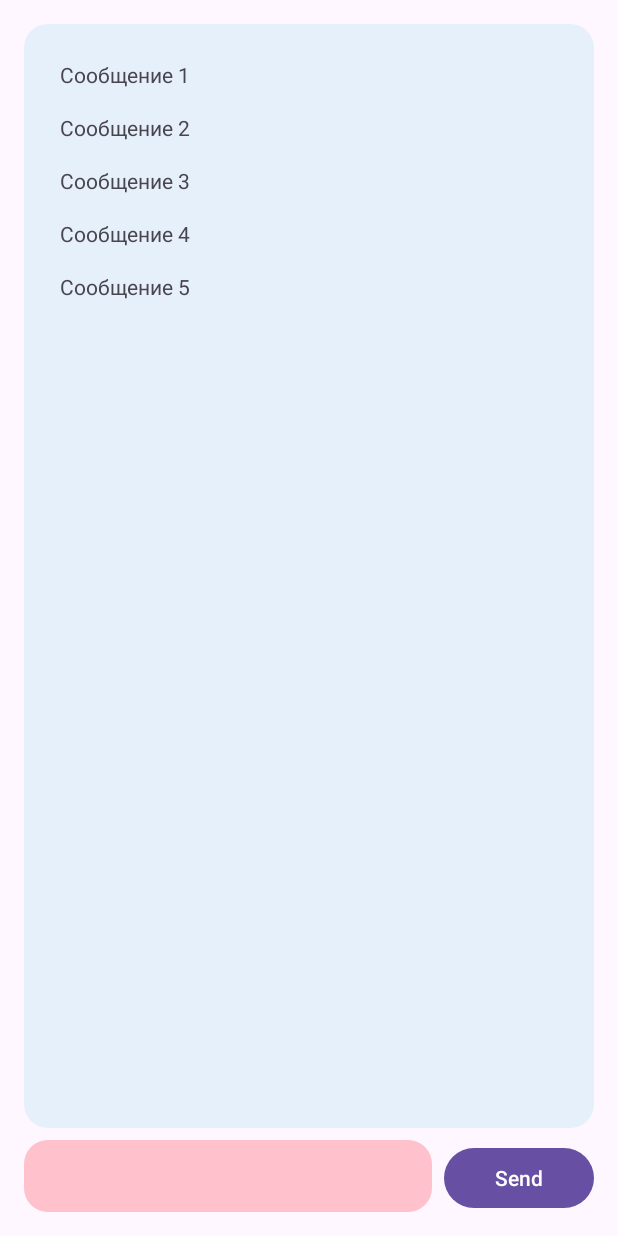
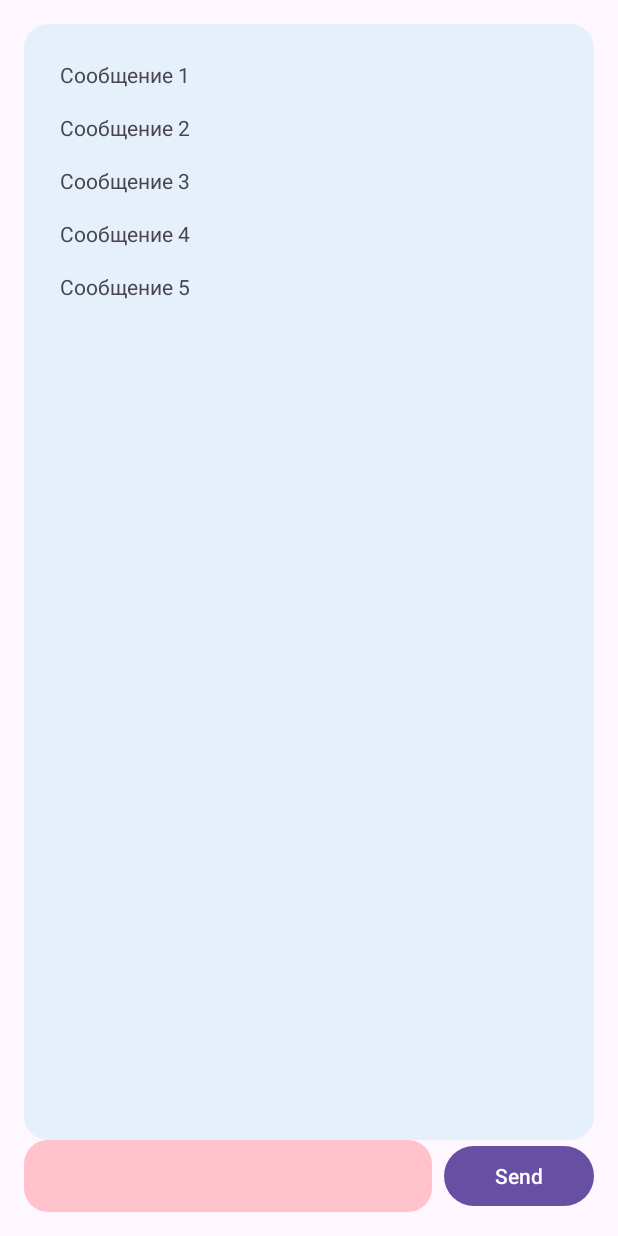
Before and after one commit to ppljc/rmp-lab-work-3, an Android app: the screen it shows after launch (MainActivity), on a phone screen of 412 x 824 dp. Run offline under Robolectric (Android 15) with nearby library versions, the phone set to English and light mode, and no system bars.

Commit message:
feat: constraint layout method

```diff
--- a/app/src/main/java/com/example/myapplication3/MainActivity.java
+++ b/app/src/main/java/com/example/myapplication3/MainActivity.java
@@ -18,7 +18,7 @@ public class MainActivity extends AppCompatActivity {
     @Override
     protected void onCreate(Bundle savedInstanceState) {
         super.onCreate(savedInstanceState);
-        setContentView(R.layout.activity_main);
+        setContentView(R.layout.activity_main_constraint);
 
         editTextMessage = findViewById(R.id.edit_text_message);
         messageContainer = findViewById(R.id.message_container);
--- /dev/null
+++ b/app/src/main/res/layout/activity_main_constraint.xml
@@ -0,0 +1,80 @@
+<androidx.constraintlayout.widget.ConstraintLayout
+    xmlns:android="http://schemas.android.com/apk/res/android"
+    xmlns:app="http://schemas.android.com/apk/res-auto"
+    android:layout_width="match_parent"
+    android:layout_height="match_parent"
+    android:paddingTop="@dimen/padding_medium"
+    android:paddingLeft="@dimen/padding_medium"
+    android:paddingRight="@dimen/padding_medium"
+    android:paddingBottom="@dimen/padding_medium">
+
+    <ScrollView
+        android:id="@+id/scroll_view"
+        android:layout_width="0dp"
+        android:layout_height="0dp"
+        android:padding="@dimen/padding_small"
+        android:background="@drawable/scroll_view_background"
+        app:layout_constraintTop_toTopOf="parent"
+        app:layout_constraintBottom_toTopOf="@id/edit_text_message"
+        app:layout_constraintStart_toStartOf="parent"
+        app:layout_constraintEnd_toEndOf="parent">
+
+        <LinearLayout
+            android:id="@+id/message_container"
+            android:layout_width="match_parent"
+            android:layout_height="wrap_content"
+            android:orientation="vertical"
+            android:padding="@dimen/padding_small">
+
+            <TextView
+                android:layout_width="wrap_content"
+                android:layout_height="wrap_content"
+                android:text="Сообщение 1"
+                android:padding="@dimen/padding_small"/>
+            <TextView
+                android:layout_width="wrap_content"
+                android:layout_height="wrap_content"
+                android:text="Сообщение 2"
+                android:padding="@dimen/padding_small"/>
+            <TextView
+                android:layout_width="wrap_content"
+                android:layout_height="wrap_content"
+                android:text="Сообщение 3"
+                android:padding="@dimen/padding_small"/>
+            <TextView
+                android:layout_width="wrap_content"
+                android:layout_height="wrap_content"
+                android:text="Сообщение 4"
+                android:padding="@dimen/padding_small"/>
+            <TextView
+                android:layout_width="wrap_content"
+                android:layout_height="wrap_content"
+                android:text="Сообщение 5"
+                android:padding="@dimen/padding_small"/>
+        </LinearLayout>
+    </ScrollView>
+
+    <EditText
+        android:id="@+id/edit_text_message"
+        android:layout_width="0dp"
+        android:layout_height="@dimen/edit_text_height"
+        android:padding="@dimen/padding_small"
+        android:paddingStart="16dp"
+        android:layout_marginEnd="@dimen/margin_small"
+        android:background="@drawable/edit_text_background"
+        android:inputType="textCapSentences"
+        app:layout_constraintBottom_toBottomOf="parent"
+        app:layout_constraintStart_toStartOf="parent"
+        app:layout_constraintEnd_toStartOf="@id/send_button"
+        app:layout_constraintTop_toBottomOf="@id/scroll_view"/>
+
+    <Button
+        android:id="@+id/send_button"
+        android:layout_width="@dimen/button_width"
+        android:layout_height="@dimen/button_size"
+        android:text="Send"
+        app:layout_constraintBottom_toBottomOf="parent"
+        app:layout_constraintEnd_toEndOf="parent"
+        app:layout_constraintTop_toBottomOf="@id/scroll_view"/>
+
+</androidx.constraintlayout.widget.ConstraintLayout>
```
